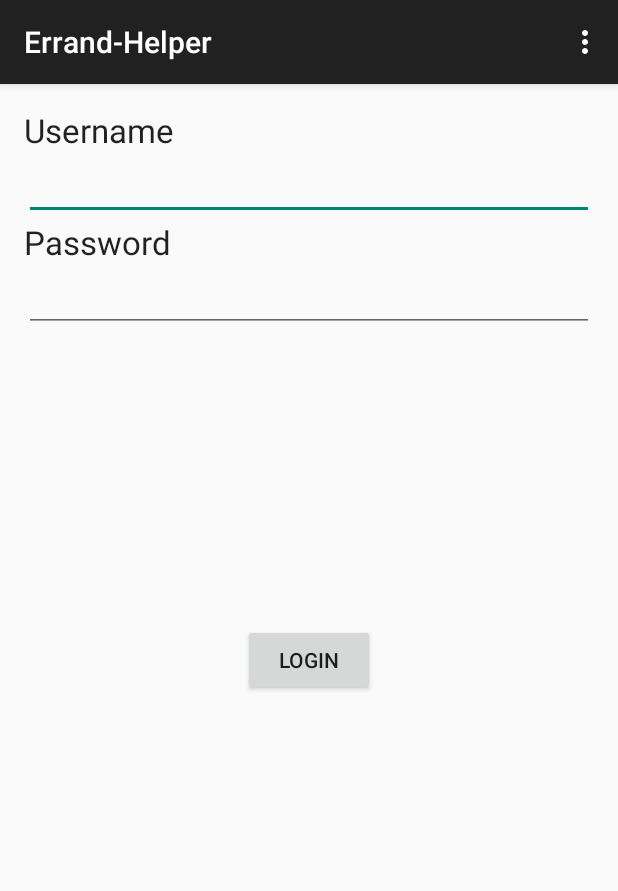
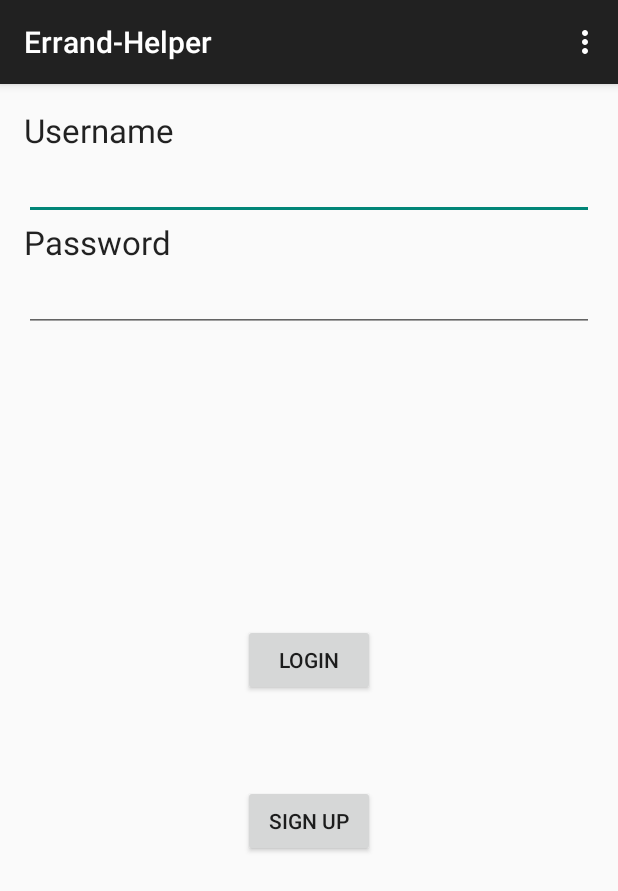
Before and after one commit to subahur/Errand-Helper, an Android app: the screen it shows after launch (MainActivity), on a phone screen of 412 x 824 dp. Shown: the top 891 px of the screen. Run offline under Robolectric (Android 15) with nearby library versions, the phone set to English and light mode, and no system bars.

Commit message:
sign up button added at login(main activity)

```diff
--- a/app/src/main/java/com/example/snr/errand_helper/MainActivity.java
+++ b/app/src/main/java/com/example/snr/errand_helper/MainActivity.java
@@ -37,6 +37,11 @@ public class MainActivity extends AppCompatActivity {
             startActivity(intent);
 
         }
+        if(v.getId() == R.id.ButtonSignUp)
+        {
+            Intent intent = new Intent(MainActivity.this, SignUp.class);
+            startActivity(intent);
+        }
     }
 
     @Override
--- a/app/src/main/res/layout/activity_main.xml
+++ b/app/src/main/res/layout/activity_main.xml
@@ -53,4 +53,14 @@
         android:layout_alignParentLeft="true"
         android:layout_alignParentStart="true" />
 
+    <Button
+        android:layout_width="wrap_content"
+        android:layout_height="wrap_content"
+        android:text="Sign Up"
+        android:id="@+id/ButtonSignUp"
+        android:layout_below="@+id/ButtonLogin"
+        android:layout_centerHorizontal="true"
+        android:layout_marginTop="59dp"
+        android:onClick="onButtonClick" />
+
 </RelativeLayout>
```
Also changed, not shown: app/src/main/res/layout/activity_signup.xml (+4 -4 lines).
